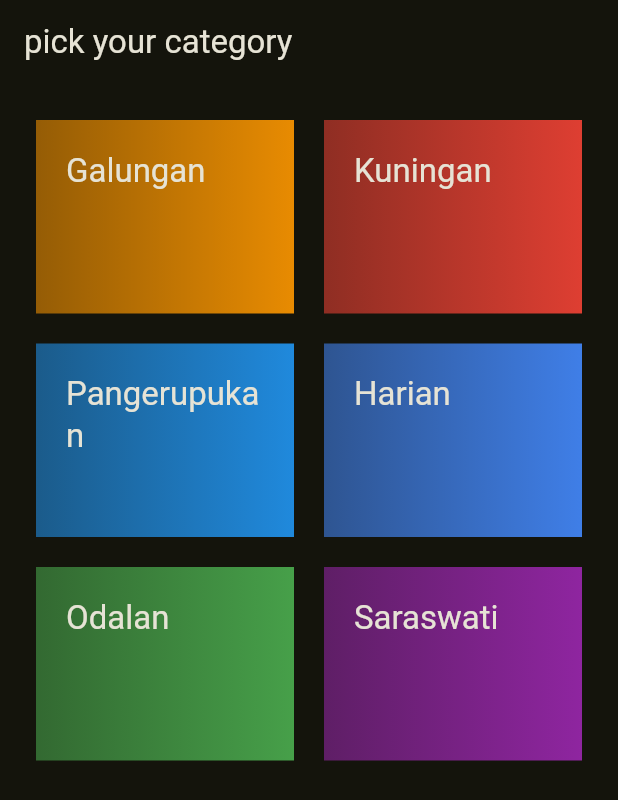
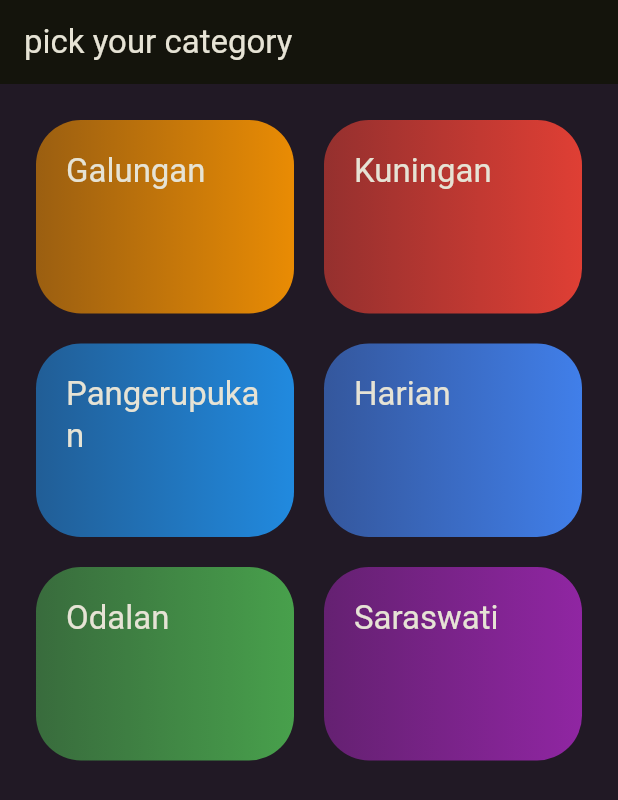
Before and after one commit to AntaWx/banten_category, a Flutter app: the screen it shows after launch, on a phone screen of 412 x 824 dp. Shown: the top 800 px of the screen. Run offline on Flutter 3.47's test engine with Material 2 defaults, Android fonts, the phone set to English and light mode, and no system bars; our stand-ins replace flutter_screenutil, google_fonts, transparent_image; Roboto replaces fonts that are missing (Acme).

```diff
--- a/lib/data/dummy_category.dart
+++ b/lib/data/dummy_category.dart
@@ -19,7 +19,7 @@ var listOfBanten = [
       category: ['1', '2'],
       name: Type.jawa.toRecord().name,
       imageUrl:
-          'https://image.freepik.com/free-vector/404-error-abstract-concept-illustration_335657-2243.jpg',
+          'https://blue.kumparan.com/image/upload/fl_progressive,fl_lossy,c_fill,q_auto:best,w_640/v1634025439/01811e4ca70ef66c3255d0684210b8df.jpg',
       sugihan: Type.jawa,
       ingredients: [
         'busung',
@@ -30,7 +30,13 @@ var listOfBanten = [
       executionTime: Execution.sebelum.toRecord().time,
       dificulty: DificultyEnum.normal.toRecord().dificult,
       affordability: AffordabilityEnum.affordable.toRecord().affordability,
-      description: 'description'),
+      description: [
+        'Kamis Wage Sungsang disebut dengan parerebon atau yang lebih dikenal dengan Sugihan Jawa. Dinamakan sugihan jawa karena merupakan hari suci bagi para Bhatara untuk melakukan rerebu di sanggah dan parahyangan, yang disertai pangraratan dan pembersihan untuk Bhatara dengan kembang wangi. Orang yang memiliki kemampuan dalam hal tatwa akan melakukan yoga semadhi, pendeta akan melakukan pemujaan tertinggi, karena Bhatara pada hari ini turun ke dunia diiringi oleh para Dewa Pitara untuk persembahan hingga Galungan nanti.',
+        'Rerebu atau marerebon ini bertujuan untuk menetralisir kekuatan negatif yang ada pada alam semesta atau Bhuana Agung.',
+        'Untuk persembahannya lebih lanjut dikatakan:',
+        'Pakreti nikang wwang, sasayut mwang tutwang, pangarad kasukan ngaranya.',
+        'Sesajennya yaitu sesayut tutwan atau pangarad kasukan.',
+      ]),
   BantenModels(
       id: RandomIntId().gusantaIdGen().toString(),
       category: ['1', '2'],
@@ -51,7 +57,7 @@ var listOfBanten = [
       executionTime: Execution.sebelum.toRecord().time,
       dificulty: DificultyEnum.normal.toRecord().dificult,
       affordability: AffordabilityEnum.affordable.toRecord().affordability,
-      description: 'not found'),
+      description: ['not found']),
   BantenModels(
       id: RandomIntId().gusantaIdGen().toString(),
       category: ['1', '2'],
@@ -64,7 +70,7 @@ var listOfBanten = [
       executionTime: Execution.sebelum.toRecord().time,
       dificulty: DificultyEnum.normal.toRecord().dificult,
       affordability: AffordabilityEnum.affordable.toRecord().affordability,
-      description: 'description'),
+      description: ['description']),
   BantenModels(
       id: RandomIntId().gusantaIdGen().toString(),
       category: ['1', '2'],
@@ -77,7 +83,7 @@ var listOfBanten = [
       executionTime: Execution.sebelum.toRecord().time,
       dificulty: DificultyEnum.normal.toRecord().dificult,
       affordability: AffordabilityEnum.affordable.toRecord().affordability,
-      description: 'description'),
+      description: ['description']),
   BantenModels(
       id: RandomIntId().gusantaIdGen().toString(),
       category: ['1', '2'],
@@ -90,5 +96,5 @@ var listOfBanten = [
       executionTime: Execution.sebelum.toRecord().time,
       dificulty: DificultyEnum.normal.toRecord().dificult,
       affordability: AffordabilityEnum.affordable.toRecord().affordability,
-      description: 'description'),
+      description: ['description']),
 ];
--- a/lib/models/banten_models.dart
+++ b/lib/models/banten_models.dart
@@ -22,5 +22,5 @@ class BantenModels {
   final String executionTime;
   final String dificulty;
   final String affordability;
-  final String description;
+  final List<String> description;
 }
--- a/lib/screens/banten_screen.dart
+++ b/lib/screens/banten_screen.dart
@@ -19,6 +19,7 @@ class BantenScreen extends StatelessWidget {
             builder: (ctx) => DetailScreen(
                   title: bantenModels.name,
                   description: filteredBanten.description,
+                  image: filteredBanten.imageUrl,
                   bantenModels: [filteredBanten],
                 )));
   }
--- a/lib/screens/categories.dart
+++ b/lib/screens/categories.dart
@@ -21,6 +21,7 @@ class Categories extends StatelessWidget {
   @override
   Widget build(BuildContext context) {
     return Scaffold(
+      backgroundColor: const Color.fromRGBO(33, 25, 37, 1),
       appBar: AppBar(
         title: const Text('pick your category'),
       ),
--- a/lib/screens/detail_screen.dart
+++ b/lib/screens/detail_screen.dart
@@ -8,11 +8,13 @@ class DetailScreen extends StatelessWidget {
     super.key,
     required this.title,
     required this.description,
+    required this.image,
     required this.bantenModels,
   });
 
   final String title;
-  final String description;
+  final List<String> description;
+  final String image;
   final List<BantenModels> bantenModels;
 
   @override
@@ -36,6 +38,7 @@ class DetailScreen extends StatelessWidget {
               BantenDetail(
                 title: title,
                 description: description,
+                image: image,
               ),
             ],
           ),
--- a/lib/widgets/categories_grid.dart
+++ b/lib/widgets/categories_grid.dart
@@ -1,7 +1,6 @@
 import 'package:flutter/material.dart';
 
 import 'package:banten_apps/models/category.dart';
-
 
 class CategoriesGrid extends StatelessWidget {
   const CategoriesGrid(
@@ -15,14 +14,18 @@ class CategoriesGrid extends StatelessWidget {
     return InkWell(
       onTap: onSelectCategory,
       splashColor: Theme.of(context).colorScheme.primary,
-      borderRadius: BorderRadius.circular(20),
       child: Container(
         padding: const EdgeInsets.all(20),
         decoration: BoxDecoration(
-          gradient: LinearGradient(colors: [
-            category.color.withOpacity(0.55),
-            category.color.withOpacity(0.9)
-          ], begin: Alignment.bottomLeft, end: Alignment.bottomRight),
+          gradient: LinearGradient(
+            colors: [
+              category.color.withOpacity(0.55),
+              category.color.withOpacity(0.9)
+            ],
+            begin: Alignment.bottomLeft,
+            end: Alignment.bottomRight,
+          ),
+          borderRadius: BorderRadius.circular(30),
         ),
         child: Text(
           category.title,
--- a/pubspec.yaml
+++ b/pubspec.yaml
@@ -33,6 +33,7 @@ dependencies:
     sdk: flutter
   google_fonts: ^4.0.3
   transparent_image: ^2.0.1
+  flutter_screenutil: ^5.0.0+2
 
 
   # The following adds the Cupertino Icons font to your application.
```
Also changed, not shown: lib/widgets/banten_detail.dart (+65 -9 lines), pubspec.lock.
